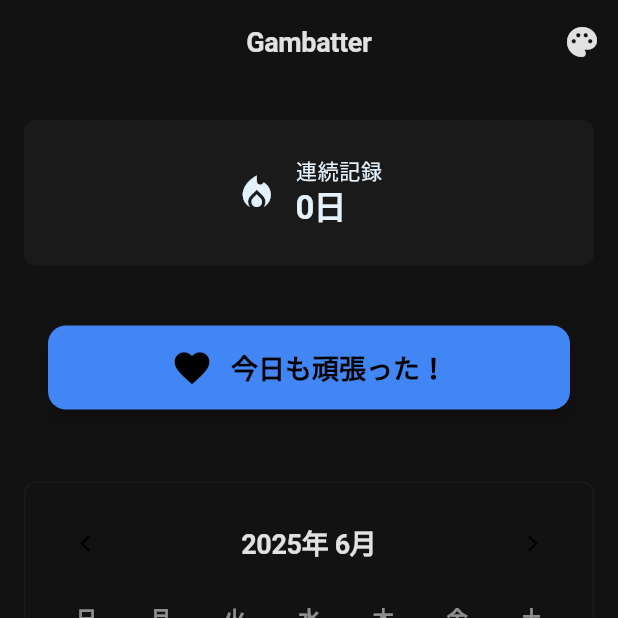
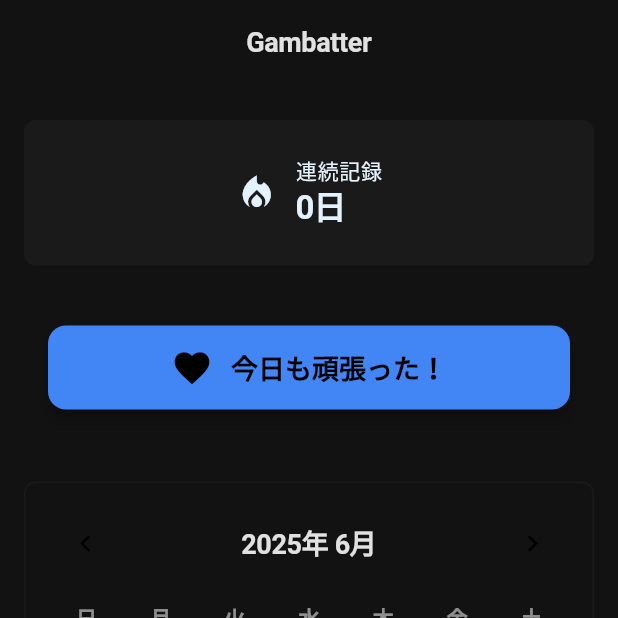
Before and after one commit to nagisano33/gambatter, a Flutter app: the screen it shows after launch, on a phone screen of 412 x 824 dp, the top half of it. Run offline on Flutter 3.47's test engine with Material 2 defaults, Android fonts, the phone set to English and light mode, and no system bars; our stand-ins replace sqflite; accounts and stored records are empty.

Commit message:
refactor: デジタル庁ダークテーマを固定設定に変更
- テーマ切り替え機能（PopupMenuButton）を削除
- ThemeProviderをシンプル化し、デジタル庁ダークテーマに固定
- 不要なテーマ関連コードを削除してアプリを軽量化

🤖 Generated with [Claude Code](https://claude.ai/code)

Co-Authored-By: Claude <noreply@anthropic.com>

```diff
--- a/lib/my_homepage.dart
+++ b/lib/my_homepage.dart
@@ -118,29 +118,6 @@ class _MyHomePageState extends State<MyHomePage> {
     return Scaffold(
       appBar: AppBar(
         title: Text(widget.title),
-        actions: [
-          PopupMenuButton<String>(
-            icon: const Icon(Icons.palette),
-            tooltip: 'テーマ選択',
-            onSelected: (String themeName) {
-              widget.themeProvider.setTheme(themeName);
-            },
-            itemBuilder: (BuildContext context) => [
-              const PopupMenuItem<String>(
-                value: 'digital-gov-dark',
-                child: Text('デジタル庁ダーク'),
-              ),
-              const PopupMenuItem<String>(
-                value: 'default',
-                child: Text('デフォルト'),
-              ),
-              const PopupMenuItem<String>(
-                value: 'green',
-                child: Text('グリーン'),
-              ),
-            ],
-          ),
-        ],
       ),
       body: SingleChildScrollView(
         child: Column(
--- a/lib/theme/app_theme.dart
+++ b/lib/theme/app_theme.dart
@@ -2,18 +2,9 @@ import 'package:flutter/material.dart';
 import 'design_tokens.dart';
 
 class AppTheme {
-  static const String defaultTheme = 'default';
-  static const String greenTheme = 'green';
-  static const String digitalGovDarkTheme = 'digital-gov-dark';
-
-  static Map<String, DesignTokens> get availableTokens => {
-        defaultTheme: DefaultDesignTokens(),
-        digitalGovDarkTheme: DigitalGovDarkDesignTokens(),
-      };
-
   static ThemeData createTheme(DesignTokens tokens) {
-    // ダークテーマかどうかを判定
-    final isDark = tokens is DigitalGovDarkDesignTokens;
+    // デジタル庁ダークテーマ固定
+    final isDark = true;
 
     return ThemeData(
       useMaterial3: true,
@@ -112,16 +103,4 @@ class AppTheme {
     );
   }
 
-  static ThemeData getThemeByName(String themeName) {
-    final tokens = availableTokens[themeName] ?? DefaultDesignTokens();
-    return createTheme(tokens);
-  }
 }
-
-// Extension to easily access design tokens from BuildContext
-extension DesignTokensExtension on BuildContext {
-  DesignTokens get tokens {
-    // This will be set by the ThemeProvider later
-    return DefaultDesignTokens();
-  }
-}
--- a/lib/theme/theme_provider.dart
+++ b/lib/theme/theme_provider.dart
@@ -3,33 +3,10 @@ import 'design_tokens.dart';
 import 'app_theme.dart';
 
 class ThemeProvider extends ChangeNotifier {
-  String _currentThemeName = AppTheme.digitalGovDarkTheme; // デフォルトをダークテーマに
-  late DesignTokens _currentTokens;
+  final DesignTokens _currentTokens = DigitalGovDarkDesignTokens();
 
-  ThemeProvider() {
-    _currentTokens = AppTheme.availableTokens[_currentThemeName]!;
-  }
-
-  String get currentThemeName => _currentThemeName;
   DesignTokens get currentTokens => _currentTokens;
   ThemeData get currentTheme => AppTheme.createTheme(_currentTokens);
-
-  List<String> get availableThemeNames => AppTheme.availableTokens.keys.toList();
-
-  void setTheme(String themeName) {
-    if (AppTheme.availableTokens.containsKey(themeName)) {
-      _currentThemeName = themeName;
-      _currentTokens = AppTheme.availableTokens[themeName]!;
-      notifyListeners();
-    }
-  }
-
-  void toggleTheme() {
-    final themeNames = availableThemeNames;
-    final currentIndex = themeNames.indexOf(_currentThemeName);
-    final nextIndex = (currentIndex + 1) % themeNames.length;
-    setTheme(themeNames[nextIndex]);
-  }
 }
 
 // InheritedWidget to provide design tokens throughout the widget tree
```
